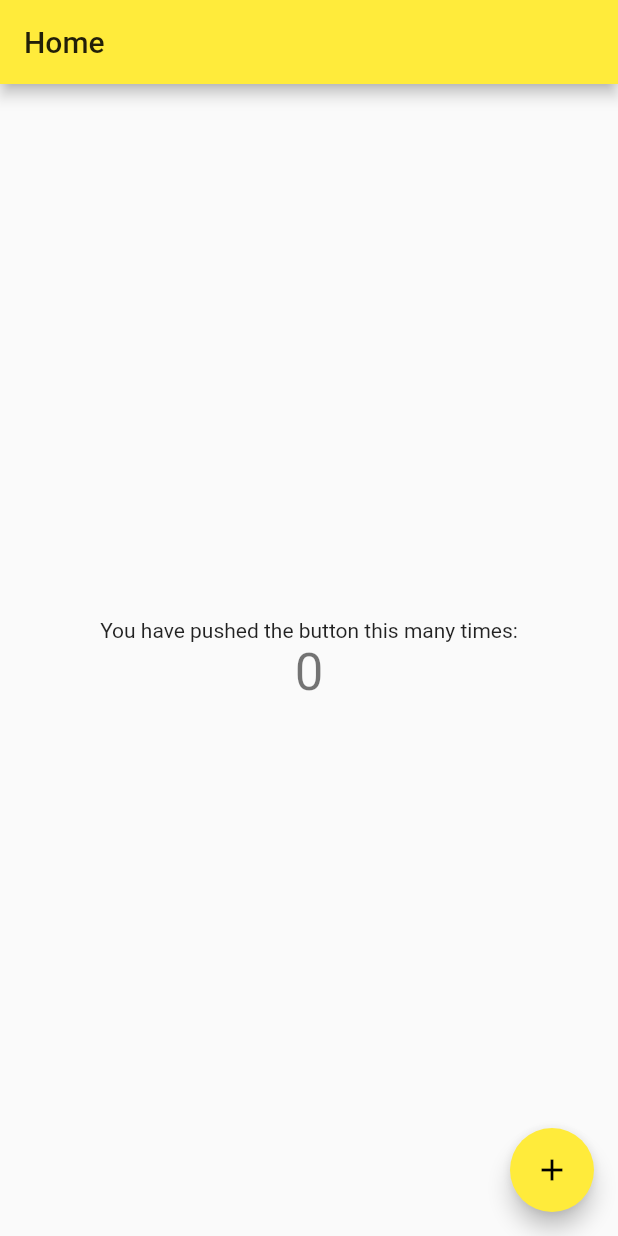
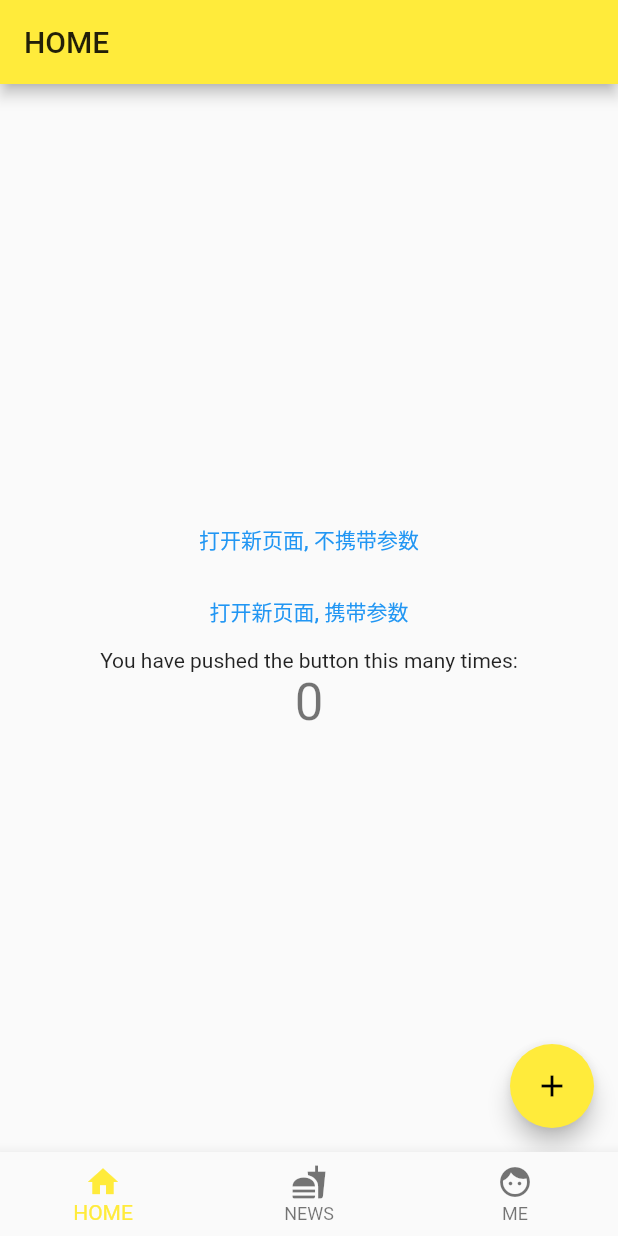
Before and after one commit to duibu05/flutter-demo, a Flutter app: the screen it shows after launch, on a phone screen of 412 x 824 dp. Run offline on Flutter 3.47's test engine with Material 2 defaults, Android fonts, the phone set to English and light mode, and no system bars.

Commit message:
路由及pageVIew切换state保持

```diff
--- /dev/null
+++ b/lib/basic_layout.dart
@@ -0,0 +1,83 @@
+import 'package:flutter/material.dart';
+import 'package:flutter_demo/pages/home_page.dart';
+import 'package:flutter_demo/pages/keep_alive.dart';
+import 'package:flutter_demo/pages/keep_alive2.dart';
+
+class BasicLayout extends StatefulWidget {
+  @override
+  State<StatefulWidget> createState() {
+    return new _BasicLayoutState();
+  }
+}
+
+class _BasicLayoutState extends State<BasicLayout> {
+  // 1.声明一个page controller并在initState中实例化
+  PageController _pageController;
+
+  // 导航索引 0-home 1-food 2-me
+  int _pageIndex = 0;
+
+  @override
+  void initState() {
+    super.initState();
+    _pageController = new PageController();
+  }
+
+  // 5. 资源回收
+  @override
+  void dispose() {
+    super.dispose();
+    _pageController.dispose();
+  }
+
+  // 3.处理底部导航按钮点击事件
+  void _onTap(int page) {
+    // 4.页面跳转动画
+    _pageController.animateToPage(
+      page,
+      duration: new Duration(milliseconds: 200),
+      curve: Curves.ease,
+    );
+  }
+
+  void _changePage(int page) {
+    this.setState(() {
+      _pageIndex = page;
+    });
+  }
+
+  @override
+  Widget build(BuildContext context) {
+    return new Scaffold(
+      body: new PageView(
+        children: <Widget>[
+          new HomePage(title: 'HOME'),
+          new KeepAlivePage(),
+          new KeepAlivePage2(),
+        ],
+
+        // 2.将page view委托给controller
+        controller: _pageController,
+        onPageChanged: _changePage,
+      ),
+      bottomNavigationBar: new BottomNavigationBar(
+        items: [
+          new BottomNavigationBarItem(
+            icon: new Icon(Icons.home),
+            title: new Text('HOME', style: TextStyle(color: Colors.black87)),
+          ),
+          new BottomNavigationBarItem(
+            icon: new Icon(Icons.fastfood),
+            title: new Text('NEWS', style: TextStyle(color: Colors.black87)),
+          ),
+          new BottomNavigationBarItem(
+            icon: new Icon(Icons.face),
+            title: new Text('ME', style: TextStyle(color: Colors.black87)),
+          ),
+        ],
+        onTap: _onTap,
+        currentIndex: _pageIndex,
+      ),
+    );
+  }
+}
--- /dev/null
+++ b/lib/cfg/route.dart
@@ -0,0 +1,14 @@
+import 'package:flutter/widgets.dart';
+import 'package:flutter_demo/basic_layout.dart';
+import 'package:flutter_demo/pages/keep_alive.dart';
+import 'package:flutter_demo/pages/keep_alive2.dart';
+import 'package:flutter_demo/pages/keep_alive3.dart';
+import 'package:flutter_demo/pages/news/news.dart';
+
+final Map<String, WidgetBuilder> routes = {
+  '/': (context) => BasicLayout(),
+  '/news': (context) => NewsPage(),
+  '/keep_alive': (context) => KeepAlivePage(),
+  '/keep_alive2': (context) => KeepAlivePage2(),
+  '/keep_alive3': (context) => KeepAlivePage3(),
+};
--- a/lib/main.dart
+++ b/lib/main.dart
@@ -1,5 +1,5 @@
 import 'package:flutter/material.dart';
-import 'package:flutter_demo/pages/home_page.dart';
+import 'package:flutter_demo/cfg/route.dart';
 
 void main() => runApp(new App());
 
@@ -12,7 +12,8 @@ class App extends StatelessWidget {
       theme: ThemeData(
         primarySwatch: Colors.yellow,
       ),
-      home: HomePage(title: 'Home'),
+      initialRoute: '/',
+      routes: routes,
     );
   }
 }
--- a/lib/pages/home_page.dart
+++ b/lib/pages/home_page.dart
@@ -1,4 +1,5 @@
 import 'package:flutter/material.dart';
+import 'package:flutter_demo/pages/news/models.dart';
 
 class HomePage extends StatefulWidget {
   HomePage({Key key, this.title}) : super(key: key);
@@ -10,12 +11,29 @@ class HomePage extends StatefulWidget {
 }
 
 class _HomePageState extends State<HomePage> {
+  static final String _btnName1 = '打开新页面, 不携带参数';
+  static final String _btnName2 = '打开新页面, 携带参数';
   int _counter = 0;
 
   void _incrementCounter() {
     setState(() {
       _counter++;
     });
+  }
+
+  _jump(final params) async {
+    final arg = ArgObj(params == null ? _btnName1 : _btnName2, params);
+    final result = await Navigator.pushNamed(context, '/news', arguments: arg);
+
+    showDialog(
+      context: context,
+      builder: (context) {
+        return AlertDialog(
+          title: Text('返回值'),
+          content: Text('$result'),
+        );
+      },
+    );
   }
 
   @override
@@ -28,6 +46,20 @@ class _HomePageState extends State<HomePage> {
         child: Column(
           mainAxisAlignment: MainAxisAlignment.center,
           children: <Widget>[
+            FlatButton(
+              child: Text(_btnName1),
+              textColor: Colors.blue,
+              onPressed: () {
+                _jump(null);
+              },
+            ),
+            FlatButton(
+              child: Text(_btnName2),
+              textColor: Colors.blue,
+              onPressed: () {
+                _jump(_counter);
+              },
+            ),
             Text(
               'You have pushed the button this many times:',
             ),
@@ -41,6 +73,7 @@ class _HomePageState extends State<HomePage> {
       floatingActionButton: FloatingActionButton(
         onPressed: _incrementCounter,
         tooltip: 'Increment',
+        heroTag: 'home_page',
         child: Icon(Icons.add),
       ), // This trailing comma makes auto-formatting nicer for build methods.
     );
--- /dev/null
+++ b/lib/pages/news/models.dart
@@ -0,0 +1,6 @@
+class ArgObj {
+  String title;
+  int id;
+
+  ArgObj(this.title, this.id);
+}
--- a/pubspec.yaml
+++ b/pubspec.yaml
@@ -14,7 +14,7 @@ description: A new Flutter application.
 version: 1.0.0+1
 
 environment:
-  sdk: ">=2.1.0 <3.0.0"
+  sdk: ">=2.2.0 <3.0.0"
 
 dependencies:
   flutter:
```
Also changed, not shown: lib/pages/keep_alive.dart (added, +63 -0 lines), lib/pages/keep_alive2.dart (added, +60 -0 lines), lib/pages/keep_alive3.dart (added, +54 -0 lines), lib/pages/news/news.dart (added, +45 -0 lines).
